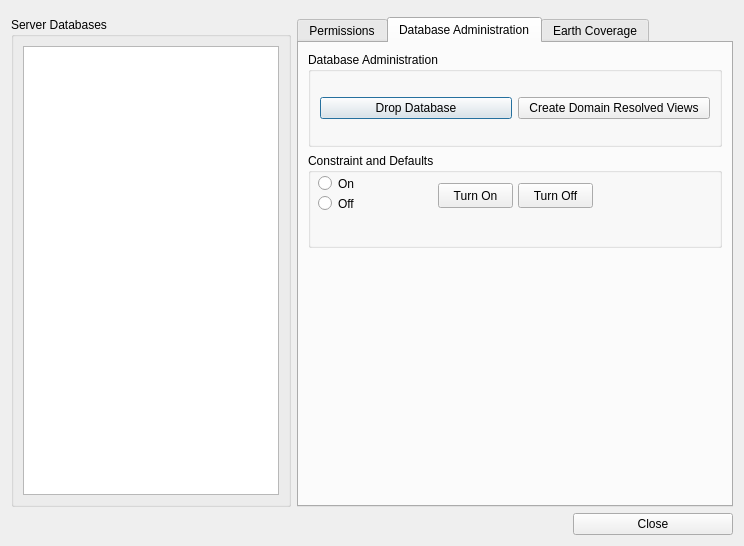
First picture: the form in ServerTools/exploreDb.ui, repository dsgoficial/DsgTools, before the edit.
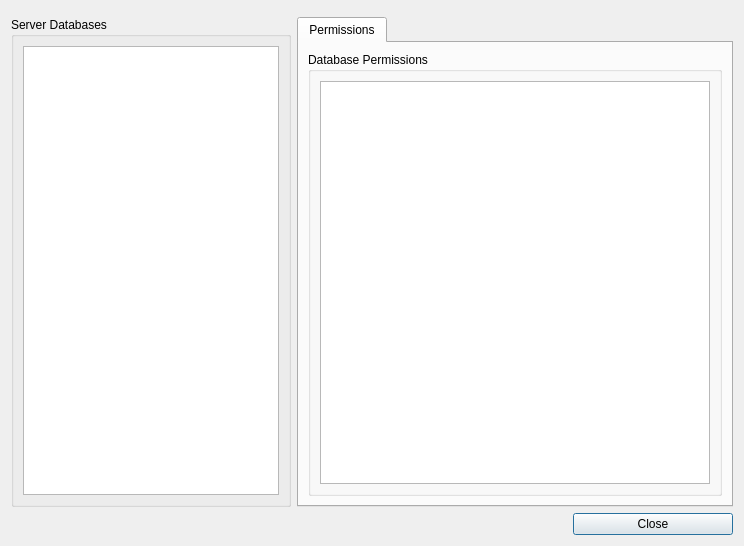
Second picture: the form after the edit. The open tabs and pages were chosen to show the change. Custom widgets are drawn as their Qt base class.

Commit message: translation update and removing not used options in some windows

Patch:
```diff
--- a/ServerTools/exploreDb.ui
+++ b/ServerTools/exploreDb.ui
@@ -39,6 +39,26 @@
      </layout>
     </widget>
    </item>
+   <item row="2" column="0" colspan="2">
+    <spacer name="horizontalSpacer">
+     <property name="orientation">
+      <enum>Qt::Horizontal</enum>
+     </property>
+     <property name="sizeHint" stdset="0">
+      <size>
+       <width>556</width>
+       <height>20</height>
+      </size>
+     </property>
+    </spacer>
+   </item>
+   <item row="2" column="2">
+    <widget class="QPushButton" name="closePushButton">
+     <property name="text">
+      <string>Close</string>
+     </property>
+    </widget>
+   </item>
    <item row="1" column="1" colspan="2">
     <widget class="QTabWidget" name="tabWidget">
      <property name="currentIndex">
@@ -89,201 +109,6 @@
        </item>
       </layout>
      </widget>
-     <widget class="QWidget" name="dbAdmin">
-      <attribute name="title">
-       <string>Database Administration</string>
-      </attribute>
-      <layout class="QGridLayout" name="gridLayout_5">
-       <item row="0" column="0">
-        <widget class="QGroupBox" name="groupBox_3">
-         <property name="title">
-          <string>Database Administration</string>
-         </property>
-         <layout class="QGridLayout" name="gridLayout_3">
-          <item row="0" column="0">
-           <widget class="QPushButton" name="dropDatabasePushButton">
-            <property name="text">
-             <string>Drop Database</string>
-            </property>
-           </widget>
-          </item>
-          <item row="0" column="1">
-           <widget class="QPushButton" name="createViewsPushButton">
-            <property name="text">
-             <string>Create Domain Resolved Views</string>
-            </property>
-           </widget>
-          </item>
-         </layout>
-        </widget>
-       </item>
-       <item row="1" column="0">
-        <widget class="QGroupBox" name="groupBox_5">
-         <property name="title">
-          <string>Constraint and Defaults</string>
-         </property>
-         <widget class="QRadioButton" name="constraintsOnRadioButton">
-          <property name="geometry">
-           <rect>
-            <x>10</x>
-            <y>20</y>
-            <width>94</width>
-            <height>21</height>
-           </rect>
-          </property>
-          <property name="text">
-           <string>On</string>
-          </property>
-         </widget>
-         <widget class="QRadioButton" name="constraintsOffRadioButton">
-          <property name="geometry">
-           <rect>
-            <x>10</x>
-            <y>40</y>
-            <width>94</width>
-            <height>21</height>
-           </rect>
-          </property>
-          <property name="text">
-           <string>Off</string>
-          </property>
-         </widget>
-         <widget class="QPushButton" name="turnOnConstraintsPushButton">
-          <property name="geometry">
-           <rect>
-            <x>130</x>
-            <y>30</y>
-            <width>75</width>
-            <height>25</height>
-           </rect>
-          </property>
-          <property name="text">
-           <string>Turn On</string>
-          </property>
-         </widget>
-         <widget class="QPushButton" name="turnOffConstraintsPushButton">
-          <property name="geometry">
-           <rect>
-            <x>210</x>
-            <y>30</y>
-            <width>75</width>
-            <height>25</height>
-           </rect>
-          </property>
-          <property name="text">
-           <string>Turn Off</string>
-          </property>
-         </widget>
-        </widget>
-       </item>
-       <item row="2" column="0">
-        <spacer name="verticalSpacer">
-         <property name="orientation">
-          <enum>Qt::Vertical</enum>
-         </property>
-         <property name="sizeType">
-          <enum>QSizePolicy::Fixed</enum>
-         </property>
-         <property name="sizeHint" stdset="0">
-          <size>
-           <width>20</width>
-           <height>248</height>
-          </size>
-         </property>
-        </spacer>
-       </item>
-      </layout>
-     </widget>
-     <widget class="QWidget" name="earthCoverage">
-      <attribute name="title">
-       <string>Earth Coverage</string>
-      </attribute>
-      <widget class="QGroupBox" name="groupBox_4">
-       <property name="geometry">
-        <rect>
-         <x>10</x>
-         <y>10</y>
-         <width>307</width>
-         <height>63</height>
-        </rect>
-       </property>
-       <property name="title">
-        <string>Line-Centroid Structure</string>
-       </property>
-       <widget class="QRadioButton" name="lineCentroidCreatedRadioButton">
-        <property name="geometry">
-         <rect>
-          <x>10</x>
-          <y>20</y>
-          <width>94</width>
-          <height>21</height>
-         </rect>
-        </property>
-        <property name="text">
-         <string>Created</string>
-        </property>
-       </widget>
-       <widget class="QRadioButton" name="lineCentroidNotCreatedRadioButton">
-        <property name="geometry">
-         <rect>
-          <x>10</x>
-          <y>40</y>
-          <width>94</width>
-          <height>21</height>
-         </rect>
-        </property>
-        <property name="text">
-         <string>Not Created</string>
-        </property>
-       </widget>
-       <widget class="QPushButton" name="createLineCentroidPushButton">
-        <property name="geometry">
-         <rect>
-          <x>130</x>
-          <y>30</y>
-          <width>75</width>
-          <height>25</height>
-         </rect>
-        </property>
-        <property name="text">
-         <string>Create</string>
-        </property>
-       </widget>
-       <widget class="QPushButton" name="dropLineCentroidPushButton">
-        <property name="geometry">
-         <rect>
-          <x>210</x>
-          <y>30</y>
-          <width>75</width>
-          <height>25</height>
-         </rect>
-        </property>
-        <property name="text">
-         <string>Drop</string>
-        </property>
-       </widget>
-      </widget>
-     </widget>
-    </widget>
-   </item>
-   <item row="2" column="0" colspan="2">
-    <spacer name="horizontalSpacer">
-     <property name="orientation">
-      <enum>Qt::Horizontal</enum>
-     </property>
-     <property name="sizeHint" stdset="0">
-      <size>
-       <width>556</width>
-       <height>20</height>
-      </size>
-     </property>
-    </spacer>
-   </item>
-   <item row="2" column="2">
-    <widget class="QPushButton" name="closePushButton">
-     <property name="text">
-      <string>Close</string>
-     </property>
     </widget>
    </item>
   </layout>
```
The commit also changes 2 other files.
